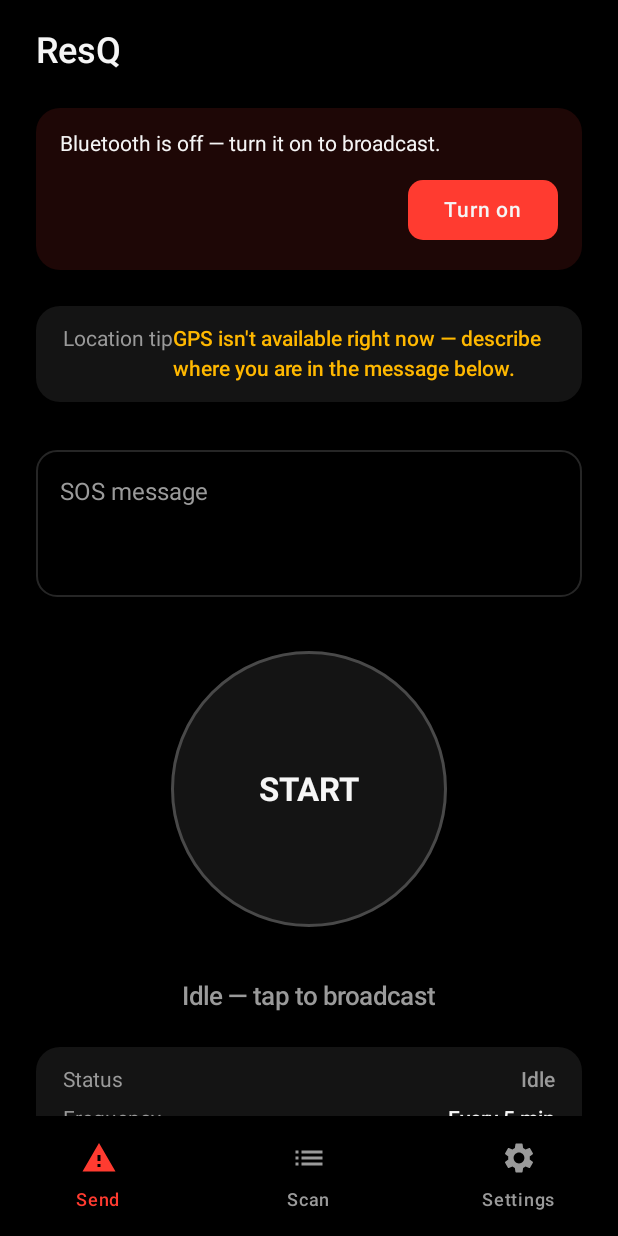
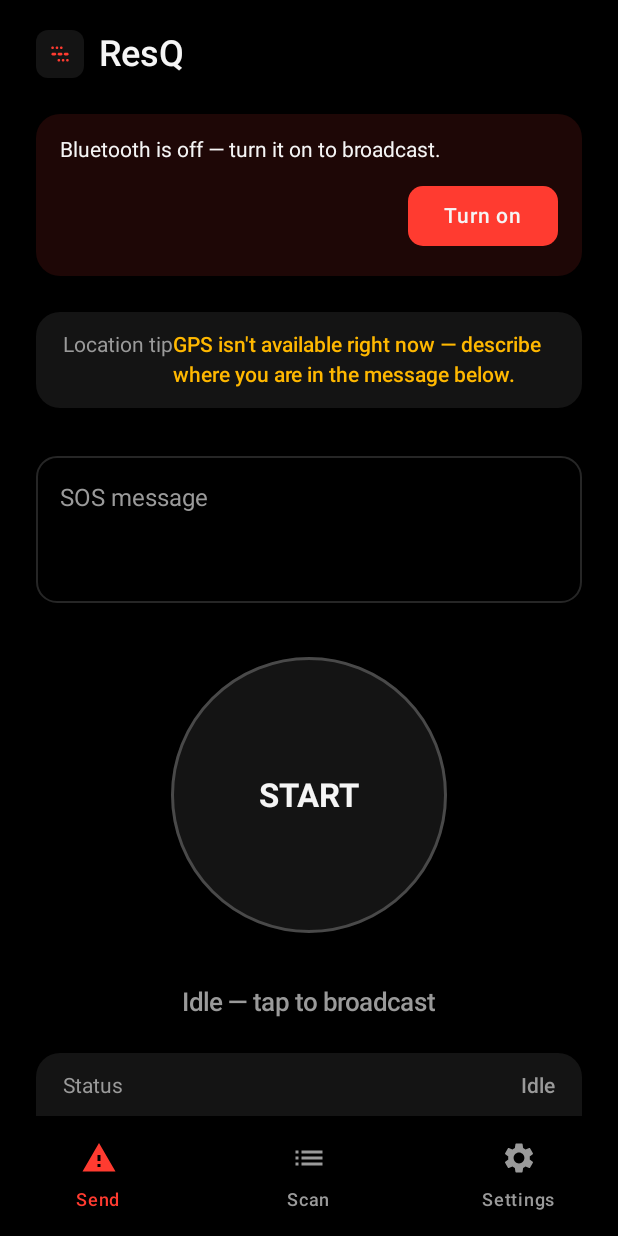
Before and after one commit to JasonKyawLab/ResQ, an Android app built with Jetpack Compose: the screen it shows after launch (MainActivity), on a phone screen of 412 x 824 dp. Run offline under Robolectric (Android 15) with nearby library versions, the phone set to English and light mode, and no system bars.

Commit message:
Rebuild icon to exact diagonal-stagger spec, show mark on Sender header
Icon mark now follows a precise provided spec (26px dots, 48x26 dashes,
60px row spacing, continuous left-to-right diagonal stagger across all
three rows) scaled ~0.23x into the 108dp vector canvas so the farthest
point stays ~26dp from center, inside the adaptive-icon safe zone.
Verified legible at 40/64/192px render sizes before committing.

Added AppMark, a reusable composable drawing the same foreground vector
directly (not via the mipmap, which resolves to AdaptiveIconDrawable on
API 26+ and isn't reliably paintable via painterResource) — used next
to the "ResQ" wordmark on the Sender screen's header.

```diff
--- /dev/null
+++ b/app/src/main/java/com/resq/app/ui/components/AppMark.kt
@@ -0,0 +1,35 @@
+package com.resq.app.ui.components
+
+import androidx.compose.foundation.Image
+import androidx.compose.foundation.background
+import androidx.compose.foundation.layout.size
+import androidx.compose.foundation.shape.RoundedCornerShape
+import androidx.compose.runtime.Composable
+import androidx.compose.ui.Modifier
+import androidx.compose.ui.draw.clip
+import androidx.compose.ui.res.painterResource
+import androidx.compose.ui.unit.Dp
+import androidx.compose.ui.unit.dp
+import com.resq.app.R
+import com.resq.app.ui.theme.SurfaceCard
+
+/**
+ * The app's launcher mark (the SOS morse symbol), reusable wherever the
+ * wordmark needs a visual anchor next to it — e.g. the Sender screen's
+ * header. Draws [R.drawable.ic_launcher_foreground] directly rather than
+ * `R.mipmap.ic_launcher`: the mipmap resolves to an `AdaptiveIconDrawable`
+ * on API 26+, which `painterResource` doesn't reliably render, whereas
+ * the plain foreground/background vector drawables are ordinary
+ * VectorDrawables on every API level this app supports.
+ */
+@Composable
+fun AppMark(modifier: Modifier = Modifier, size: Dp = 32.dp) {
+    Image(
+        painter = painterResource(R.drawable.ic_launcher_foreground),
+        contentDescription = null,
+        modifier = modifier
+            .size(size)
+            .clip(RoundedCornerShape(size / 4))
+            .background(SurfaceCard),
+    )
+}
--- a/app/src/main/java/com/resq/app/ui/sender/SenderScreen.kt
+++ b/app/src/main/java/com/resq/app/ui/sender/SenderScreen.kt
@@ -2,6 +2,7 @@ package com.resq.app.ui.sender
 
 import androidx.compose.foundation.layout.Arrangement
 import androidx.compose.foundation.layout.Column
+import androidx.compose.foundation.layout.Row
 import androidx.compose.foundation.layout.fillMaxSize
 import androidx.compose.foundation.layout.fillMaxWidth
 import androidx.compose.foundation.layout.padding
@@ -24,6 +25,7 @@ import androidx.compose.ui.text.input.ImeAction
 import androidx.compose.ui.unit.dp
 import androidx.lifecycle.viewmodel.compose.viewModel
 import com.resq.app.ui.components.ActionBanner
+import com.resq.app.ui.components.AppMark
 import com.resq.app.ui.components.BeaconToggleButton
 import com.resq.app.ui.components.StatusCard
 import com.resq.app.ui.components.StatusRow
@@ -83,12 +85,18 @@ private fun SenderScreen(
         horizontalAlignment = Alignment.CenterHorizontally,
         verticalArrangement = Arrangement.spacedBy(24.dp),
     ) {
-        Text(
-            text = "ResQ",
-            style = MaterialTheme.typography.headlineMedium,
-            color = TextPrimary,
+        Row(
             modifier = Modifier.fillMaxWidth(),
-        )
+            verticalAlignment = Alignment.CenterVertically,
+            horizontalArrangement = Arrangement.spacedBy(10.dp),
+        ) {
+            AppMark()
+            Text(
+                text = "ResQ",
+                style = MaterialTheme.typography.headlineMedium,
+                color = TextPrimary,
+            )
+        }
 
         when {
             !state.permissionsGranted -> ActionBanner(
--- a/app/src/main/res/drawable/ic_launcher_foreground.xml
+++ b/app/src/main/res/drawable/ic_launcher_foreground.xml
@@ -1,37 +1,30 @@
 <?xml version="1.0" encoding="utf-8"?>
 <!--
-  SOS in morse: dot-dot-dot / dash-dash-dash / dot-dot-dot. The dot rows
-  are deliberately offset (top row shifted left, bottom row shifted
-  right) rather than stacked in straight columns — gives the mark a
-  diagonal flow instead of reading as a plain grid.
-
-  Sized well inside the adaptive-icon safe zone on purpose, not just
-  technically inside it: Android Studio's adaptive-icon preview crops to
-  roughly the inner 66dp circle and zooms that crop to fill the frame,
-  so content sized right at the edge of "legal" ends up looking
-  cropped/edge-to-edge once that zoom is applied. This mark's bounding
-  box (radius ~24.5dp horizontal, ~18.5dp vertical from center) leaves
-  real margin inside that circle, not just inside the full 108dp canvas.
+  SOS in morse: dot-dot-dot / dash-dash-dash / dot-dot-dot, laid out as a
+  continuous three-step diagonal stagger (top row leftmost, middle row
+  centered, bottom row rightmost) rather than a plain grid — matches an
+  agreed reference spec (dot diameter : dash width : row spacing ::
+  26 : 48 : 60 in the reference's units) scaled by ~0.2306 into this
+  108dp viewport so the farthest point sits ~26dp from center, well
+  inside the ~33dp adaptive-icon safe-zone radius.
 -->
 <vector xmlns:android="http://schemas.android.com/apk/res/android"
     android:width="108dp"
     android:height="108dp"
     android:viewportWidth="108"
     android:viewportHeight="108">
-    <!-- S: three dots, shifted left -->
-    <path android:pathData="M31,40m-4.5,0a4.5,4.5 0,1 0,9 0a4.5,4.5 0,1 0,-9 0" android:fillColor="#FFFF3B30" />
-    <path android:pathData="M48,40m-4.5,0a4.5,4.5 0,1 0,9 0a4.5,4.5 0,1 0,-9 0" android:fillColor="#FFFF3B30" />
-    <path android:pathData="M65,40m-4.5,0a4.5,4.5 0,1 0,9 0a4.5,4.5 0,1 0,-9 0" android:fillColor="#FFFF3B30" />
-    <!-- O: three elongated dots (capsules), 16dp total width / 9dp tall /
-         4.5 radius each, 4dp gaps between them — matches the original
-         reference proportions. The straight segment below is 7dp, NOT
-         16dp: total capsule width = straight length + 2*radius (the
-         rounded end caps bulge outward past the straight segment). -->
-    <path android:pathData="M30.5,49.5h7a4.5,4.5 0,0 1,0 9h-7a4.5,4.5 0,0 1,0 -9z" android:fillColor="#FFFF3B30" />
-    <path android:pathData="M50.5,49.5h7a4.5,4.5 0,0 1,0 9h-7a4.5,4.5 0,0 1,0 -9z" android:fillColor="#FFFF3B30" />
-    <path android:pathData="M70.5,49.5h7a4.5,4.5 0,0 1,0 9h-7a4.5,4.5 0,0 1,0 -9z" android:fillColor="#FFFF3B30" />
-    <!-- S: three dots, shifted right -->
-    <path android:pathData="M43,68m-4.5,0a4.5,4.5 0,1 0,9 0a4.5,4.5 0,1 0,-9 0" android:fillColor="#FFFF3B30" />
-    <path android:pathData="M60,68m-4.5,0a4.5,4.5 0,1 0,9 0a4.5,4.5 0,1 0,-9 0" android:fillColor="#FFFF3B30" />
-    <path android:pathData="M77,68m-4.5,0a4.5,4.5 0,1 0,9 0a4.5,4.5 0,1 0,-9 0" android:fillColor="#FFFF3B30" />
+    <!-- S: three dots, top row (leftmost) -->
+    <path android:pathData="M37.3,40m-3,0a3,3 0,1 0,6 0a3,3 0,1 0,-6 0" android:fillColor="#FFFF3B30" />
+    <path android:pathData="M47.2,40m-3,0a3,3 0,1 0,6 0a3,3 0,1 0,-6 0" android:fillColor="#FFFF3B30" />
+    <path android:pathData="M56.9,40m-3,0a3,3 0,1 0,6 0a3,3 0,1 0,-6 0" android:fillColor="#FFFF3B30" />
+    <!-- O: three elongated dots (capsules), middle row (centered). 11dp
+         total width / 6dp tall / 3dp radius, straight segment 5dp (=
+         total width - 2*radius: the rounded caps bulge past it). -->
+    <path android:pathData="M37.6,51.3h5a3,3 0,0 1,0 6h-5a3,3 0,0 1,0 -6z" android:fillColor="#FFFF3B30" />
+    <path android:pathData="M51.6,51.3h5a3,3 0,0 1,0 6h-5a3,3 0,0 1,0 -6z" android:fillColor="#FFFF3B30" />
+    <path android:pathData="M65.5,51.3h5a3,3 0,0 1,0 6h-5a3,3 0,0 1,0 -6z" android:fillColor="#FFFF3B30" />
+    <!-- S: three dots, bottom row (rightmost) -->
+    <path android:pathData="M51.4,68m-3,0a3,3 0,1 0,6 0a3,3 0,1 0,-6 0" android:fillColor="#FFFF3B30" />
+    <path android:pathData="M61,68m-3,0a3,3 0,1 0,6 0a3,3 0,1 0,-6 0" android:fillColor="#FFFF3B30" />
+    <path android:pathData="M70.7,68m-3,0a3,3 0,1 0,6 0a3,3 0,1 0,-6 0" android:fillColor="#FFFF3B30" />
 </vector>
```
Also changed, not shown: 2 other files.
